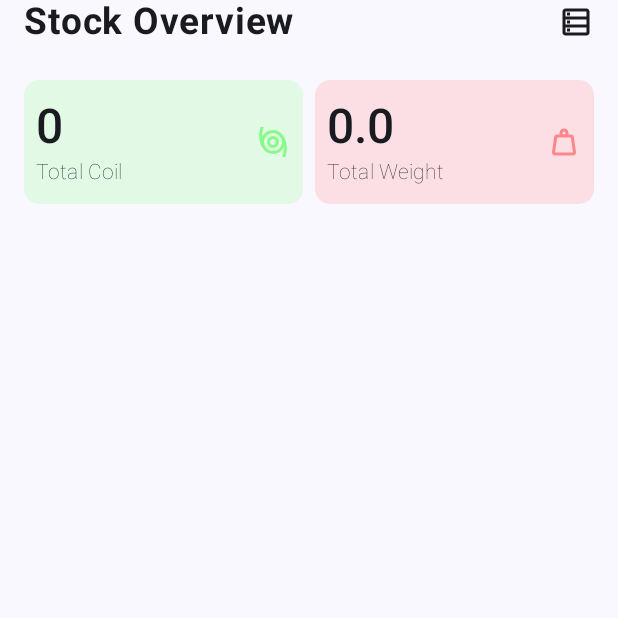
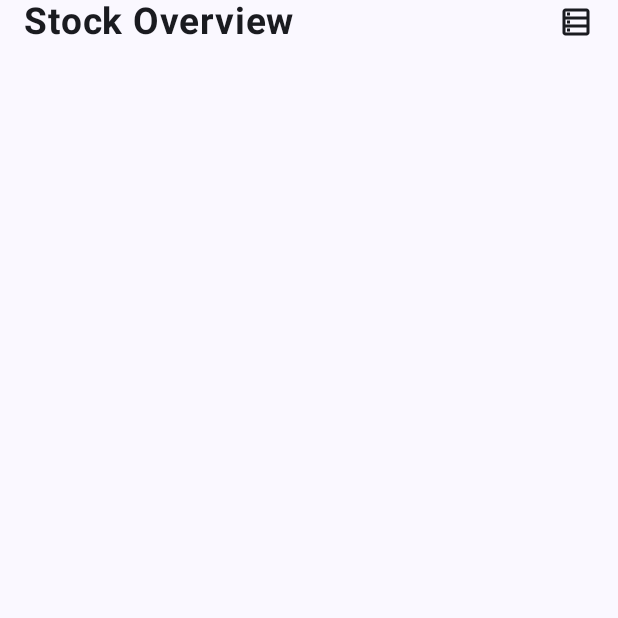
Before and after one commit to imgurujeet/MyFactory-Stock-Management-app, an Android app built with Jetpack Compose: the composable AdminInventoryScreen shown on its own in the app's theme, on a phone screen of 412 x 824 dp, the top half of it. Run offline under Robolectric (Android 15) with nearby library versions, the phone set to English and light mode, and no system bars; our stand-ins replace Dagger/Hilt's generated code, Firebase (no records; nobody signed in at launch, a user with empty details on screens opened directly).

Commit message:
UI fixes ,entries sorted by recent , filter fix in coil entry

```diff
--- a/app/src/main/java/com/factory/myfactory/helper/PipeApproxWeightCalculator.kt
+++ b/app/src/main/java/com/factory/myfactory/helper/PipeApproxWeightCalculator.kt
@@ -35,6 +35,9 @@ fun getApproxPipeWeight(size: String, gauge: String, type: String): Double {
                 "16G" to 11.3, "18G" to 9.0, "20G" to 7.0, "22G" to 6.0,
                 "24G" to 5.0, "26G" to 4.5, "28G" to 3.7
             ),
+//            "2.5\"" to mapOf(
+//
+//            ),
             "3\"" to mapOf(
                 "16G" to 16.5, "18G" to 13.1, "20G" to 10.5, "22G" to 9.0,
                 "24G" to 8.0, "26G" to 6.5, "28G" to 5.6
@@ -69,7 +72,8 @@ fun getApproxPipeWeight(size: String, gauge: String, type: String): Double {
                 "16G" to 11.0, "18G" to 9.0, "20G" to 7.0, "22G" to 6.1,
                 "24G" to 5.2, "26G" to 4.4, "28G" to 3.8
             ),
-            "3\" × 1\"" to mapOf(
+
+            "3 × 1\"" to mapOf(
                 "16G" to 14.5, "18G" to 11.25, "20G" to 8.75, "22G" to 7.5,
                 "24G" to 6.6, "26G" to 5.5, "28G" to 4.6
             ),
--- a/app/src/main/java/com/factory/myfactory/presentation/components/ListViewCard.kt
+++ b/app/src/main/java/com/factory/myfactory/presentation/components/ListViewCard.kt
@@ -173,10 +173,14 @@ fun ListViewCard(
                             style = MaterialTheme.typography.bodySmall,
                             color = MaterialTheme.colorScheme.onSurfaceVariant
                         )
+                        Text(
+                            text = "Added by: ${stockItem.entryUsername}",
+                            style = MaterialTheme.typography.bodySmall,
+                            color = MaterialTheme.colorScheme.onSurfaceVariant
+                        )
                     }
                 }
                 Spacer(modifier = Modifier.weight(1f))
-
 
             }
 
--- a/app/src/main/java/com/factory/myfactory/presentation/screens/admin/AdminInventoryScreen.kt
+++ b/app/src/main/java/com/factory/myfactory/presentation/screens/admin/AdminInventoryScreen.kt
@@ -92,182 +92,182 @@ fun AdminInventoryScreen(navHost: NavHostController ,viewModel: CoilViewModel =
             }
         },
         content = { innerPadding ->
-            Column(
-                modifier = Modifier
-                    .fillMaxSize()
-                    .padding(innerPadding)
-                //.verticalScroll(rememberScrollState())
-            ){
-                Row(
-                    Modifier
-                        .fillMaxWidth()
-                        .padding(horizontal = 16.dp, vertical = 8.dp),
-                    horizontalArrangement = Arrangement.spacedBy(8.dp)
-                ){
-                    Card(
-                        modifier = Modifier
-                            .weight(1f)
-                            .height(if(isLandscape) screenWidth*0.1f else screenHeight * 0.1f),
-                        shape = RoundedCornerShape(10.dp),
-                        colors = CardDefaults.cardColors(
-                            containerColor = Color.Green.copy(alpha = 0.1f)
-                        )
-
-                    ){
-                        Row(
-                            Modifier.fillMaxSize().padding(8.dp),
-                            horizontalArrangement = Arrangement.Center,
-                            verticalAlignment = Alignment.CenterVertically
-                        ) {
-                            Column(
-                                modifier = Modifier
-                                    .weight(1f),
-                                verticalArrangement = Arrangement.Center, // center vertically
-                            ) {
-                                Text(
-                                    text = "${stockList.size}",
-                                    style = MaterialTheme.typography.headlineLarge,
-                                    color = MaterialTheme.colorScheme.onSurface,
-                                    fontWeight = FontWeight.SemiBold
-                                )
-                                Text(
-                                    text = "Total Coil",
-                                    style = MaterialTheme.typography.titleSmall,
-                                    color = MaterialTheme.colorScheme.onSurface,
-                                    fontWeight = FontWeight.Thin
-                                )
-                            }
-
-                            Icon(
-                                painter = painterResource(R.drawable.ic_coil),
-                                contentDescription = "Coil Image",
-                                tint = Color.Green.copy(alpha = 0.4f),
-                            )
-                        }
+//            Column(
+//                modifier = Modifier
+//                    .fillMaxSize()
+//                    .padding(innerPadding)
+//                //.verticalScroll(rememberScrollState())
+//            ){
+//                Row(
+//                    Modifier
+//                        .fillMaxWidth()
+//                        .padding(horizontal = 16.dp, vertical = 8.dp),
+//                    horizontalArrangement = Arrangement.spacedBy(8.dp)
+//                ){
+//                    Card(
+//                        modifier = Modifier
+//                            .weight(1f)
+//                            .height(if(isLandscape) screenWidth*0.1f else screenHeight * 0.1f),
+//                        shape = RoundedCornerShape(10.dp),
+//                        colors = CardDefaults.cardColors(
+//                            containerColor = Color.Green.copy(alpha = 0.1f)
+//                        )
+//
+//                    ){
+//                        Row(
+//                            Modifier.fillMaxSize().padding(8.dp),
+//                            horizontalArrangement = Arrangement.Center,
+//                            verticalAlignment = Alignment.CenterVertically
+//                        ) {
+//                            Column(
+//                                modifier = Modifier
+//                                    .weight(1f),
+//                                verticalArrangement = Arrangement.Center, // center vertically
+//                            ) {
+//                                Text(
+//                                    text = "${stockList.size}",
+//                                    style = MaterialTheme.typography.headlineLarge,
+//                                    color = MaterialTheme.colorScheme.onSurface,
+//                                    fontWeight = FontWeight.SemiBold
+//                                )
+//                                Text(
+//                                    text = "Total Coil",
+//                                    style = MaterialTheme.typography.titleSmall,
+//                                    color = MaterialTheme.colorScheme.onSurface,
+//                                    fontWeight = FontWeight.Thin
+//                                )
+//                            }
+//
+//                            Icon(
+//                                painter = painterResource(R.drawable.ic_coil),
+//                                contentDescription = "Coil Image",
+//                                tint = Color.Green.copy(alpha = 0.4f),
+//                            )
+//                        }
+//
+//
+//
+//
+//                    }
+//                    Card(
+//                        modifier = Modifier
+//                            .weight(1f)
+//                            .height(if(isLandscape) screenWidth*0.1f else screenHeight * 0.1f),
+//                        shape = RoundedCornerShape(10.dp),
+//                        colors = CardDefaults.cardColors(
+//                            containerColor = Color.Red.copy(alpha = 0.1f)
+//                        ),
+//
+//
+//                        ){ Row(
+//                        Modifier.fillMaxSize().padding(8.dp),
+//                        horizontalArrangement = Arrangement.Center,
+//                        verticalAlignment = Alignment.CenterVertically
+//                    ){
+//                        Column(
+//                            modifier = Modifier
+//                                .weight(1f),
+//                            verticalArrangement = Arrangement.Center, // center vertically
+//                            //horizontalAlignment = Alignment.CenterHorizontally // center horizontally
+//                        ){
+//                            Text(
+//                                text = "$totalWeight",
+//                                style = MaterialTheme.typography.headlineLarge,
+//                                color = MaterialTheme.colorScheme.onSurface,
+//                                fontWeight = FontWeight.SemiBold
+//                            )
+//                            Text(
+//                                text = "Total Weight" ,
+//                                style = MaterialTheme.typography.titleSmall,
+//                                color = MaterialTheme.colorScheme.onSurface,
+//                                fontWeight = FontWeight.Thin
+//                            )
+//                        }
+//
+//                        Icon(
+//                            painter = painterResource(R.drawable.ic_weight),
+//                            contentDescription = "Coil Image",
+//                            tint = Color.Red.copy(alpha = 0.4f),
+//                        )
+//
+//                    }
+//
+//
+//                    }
+//
+//                }
+//
+//                if(!tableView) {
+//
+//                    LazyColumn(
+//                        modifier = Modifier.fillMaxSize(),
+//                        contentPadding = PaddingValues(8.dp),
+//                        verticalArrangement = Arrangement.spacedBy(8.dp)
+//                    ) {
+//                        items(stockList) { stockItemWithId ->
+//                            ListViewCard(
+//                                stockItemWithId = stockItemWithId, // actual data
+//                                viewModel = viewModel ,// pass full object (for id on delete)
+//                                navHost = navHost
+//                            )
+//                        }
+//
+//                    }
+//                } else {
+//                    Row(
+//                        modifier = Modifier
+//                            .fillMaxWidth()
+//                            .padding(horizontal = 8.dp, vertical = 4.dp),
+//                        horizontalArrangement = Arrangement.SpaceEvenly,
+//                        verticalAlignment = Alignment.CenterVertically
+//                    ) {
+//                        Text(
+//                            text = "Size",
+//                            style = MaterialTheme.typography.bodyMedium,
+//                            fontWeight = FontWeight.Bold
+//                        )
+//                        Text(
+//                            text = "Gauge",
+//                            style = MaterialTheme.typography.bodyMedium,
+//                            fontWeight = FontWeight.Bold
+//                        )
+//                        Text(
+//                            text = "Grade",
+//                            style = MaterialTheme.typography.bodyMedium,
+//                            fontWeight = FontWeight.Bold
+//                        )
+//                        Text(
+//                            text = "Weight\n"+"(KGs)",
+//                            style = MaterialTheme.typography.bodyMedium,
+//                            fontWeight = FontWeight.Bold
+//                        )
+//                        Text(
+//                            text = "Status",
+//                            style = MaterialTheme.typography.bodyMedium,
+//                            fontWeight = FontWeight.Bold
+//                        )
+//                    }
+//
+//                    LazyColumn(
+//                        modifier = Modifier.fillMaxSize(),
+//                        contentPadding = PaddingValues(vertical = 8.dp),
+//                        verticalArrangement = Arrangement.spacedBy(8.dp)
+//                    ) {
+//                        items(stockList) { stockItemWithId ->
+//                            TableViewCard(
+//                                stockItemWithId = stockItemWithId, // actual data
+//                                viewModel = viewModel ,// pass full object (for id on delete)
+//                                navHost = navHost
+//                            )
+//                        }
+//                    }
+//
+//
+//                }
+//
+//
 
 
-
-
-                    }
-                    Card(
-                        modifier = Modifier
-                            .weight(1f)
-                            .height(if(isLandscape) screenWidth*0.1f else screenHeight * 0.1f),
-                        shape = RoundedCornerShape(10.dp),
-                        colors = CardDefaults.cardColors(
-                            containerColor = Color.Red.copy(alpha = 0.1f)
-                        ),
-
-
-                        ){ Row(
-                        Modifier.fillMaxSize().padding(8.dp),
-                        horizontalArrangement = Arrangement.Center,
-                        verticalAlignment = Alignment.CenterVertically
-                    ){
-                        Column(
-                            modifier = Modifier
-                                .weight(1f),
-                            verticalArrangement = Arrangement.Center, // center vertically
-                            //horizontalAlignment = Alignment.CenterHorizontally // center horizontally
-                        ){
-                            Text(
-                                text = "$totalWeight",
-                                style = MaterialTheme.typography.headlineLarge,
-                                color = MaterialTheme.colorScheme.onSurface,
-                                fontWeight = FontWeight.SemiBold
-                            )
-                            Text(
-                                text = "Total Weight" ,
-                                style = MaterialTheme.typography.titleSmall,
-                                color = MaterialTheme.colorScheme.onSurface,
-                                fontWeight = FontWeight.Thin
-                            )
-                        }
-
-                        Icon(
-                            painter = painterResource(R.drawable.ic_weight),
-                            contentDescription = "Coil Image",
-                            tint = Color.Red.copy(alpha = 0.4f),
-                        )
-
-                    }
-
-
-                    }
-
-                }
-
-                if(!tableView) {
-
-                    LazyColumn(
-                        modifier = Modifier.fillMaxSize(),
-                        contentPadding = PaddingValues(8.dp),
-                        verticalArrangement = Arrangement.spacedBy(8.dp)
-                    ) {
-                        items(stockList) { stockItemWithId ->
-                            ListViewCard(
-                                stockItemWithId = stockItemWithId, // actual data
-                                viewModel = viewModel ,// pass full object (for id on delete)
-                                navHost = navHost
-                            )
-                        }
-
-                    }
-                } else {
-                    Row(
-                        modifier = Modifier
-                            .fillMaxWidth()
-                            .padding(horizontal = 8.dp, vertical = 4.dp),
-                        horizontalArrangement = Arrangement.SpaceEvenly,
-                        verticalAlignment = Alignment.CenterVertically
-                    ) {
-                        Text(
-                            text = "Size",
-                            style = MaterialTheme.typography.bodyMedium,
-                            fontWeight = FontWeight.Bold
-                        )
-                        Text(
-                            text = "Gauge",
-                            style = MaterialTheme.typography.bodyMedium,
-                            fontWeight = FontWeight.Bold
-                        )
-                        Text(
-                            text = "Grade",
-                            style = MaterialTheme.typography.bodyMedium,
-                            fontWeight = FontWeight.Bold
-                        )
-                        Text(
-                            text = "Weight\n"+"(KGs)",
-                            style = MaterialTheme.typography.bodyMedium,
-                            fontWeight = FontWeight.Bold
-                        )
-                        Text(
-                            text = "Status",
-                            style = MaterialTheme.typography.bodyMedium,
-                            fontWeight = FontWeight.Bold
-                        )
-                    }
-
-                    LazyColumn(
-                        modifier = Modifier.fillMaxSize(),
-                        contentPadding = PaddingValues(vertical = 8.dp),
-                        verticalArrangement = Arrangement.spacedBy(8.dp)
-                    ) {
-                        items(stockList) { stockItemWithId ->
-                            TableViewCard(
-                                stockItemWithId = stockItemWithId, // actual data
-                                viewModel = viewModel ,// pass full object (for id on delete)
-                                navHost = navHost
-                            )
-                        }
-                    }
-
-
-                }
-
-
-
-            }
 
         }
     )
--- a/app/src/main/java/com/factory/myfactory/presentation/screens/pipe/PipeEntryScreen.kt
+++ b/app/src/main/java/com/factory/myfactory/presentation/screens/pipe/PipeEntryScreen.kt
@@ -231,7 +231,7 @@ fun PipeEntryScreen(navHost: NavHostController,onBack : () -> Unit,viewModel: Pi
                     options = pipeOptions,
                     selectedOption = pipeSize,
                     onOptionSelected = {pipeSize=it},
-                    modifier = Modifier.weight(1.5f).padding(bottom = 10.dp, end = 10.dp)
+                    modifier = Modifier.weight(1f).padding(bottom = 10.dp, end = 10.dp)
 
                 )
                 val coilOptions = getCoilSizeOptions(pipeType,pipeSize)
@@ -303,7 +303,7 @@ fun PipeEntryScreen(navHost: NavHostController,onBack : () -> Unit,viewModel: Pi
                             scrapWeight = input
                         }
                     },
-                    label = { Text("Scrap(in Kgs)") },
+                    label = { Text("Scrap(Kgs)") },
                     modifier = Modifier.fillMaxWidth().weight(1f),
                     keyboardOptions = KeyboardOptions.Default.copy(
                         keyboardType = KeyboardType.Phone
@@ -321,7 +321,7 @@ fun PipeEntryScreen(navHost: NavHostController,onBack : () -> Unit,viewModel: Pi
                             cutPieceWeight = input
                         }
                     },
-                    label = { Text("CutPiece(in Kgs)") },
+                    label = { Text("CutPcs.(Kgs)") },
                     modifier = Modifier.fillMaxWidth().weight(1f),
                     keyboardOptions = KeyboardOptions.Default.copy(
                         keyboardType = KeyboardType.Phone
--- a/app/src/main/java/com/factory/myfactory/presentation/screens/pipeoutflow/PipeOutflowScreen.kt
+++ b/app/src/main/java/com/factory/myfactory/presentation/screens/pipeoutflow/PipeOutflowScreen.kt
@@ -214,7 +214,7 @@ fun PipeOutflowScreen(navHost: NavHostController,onBack: () -> Unit,viewModel: P
                     options = pipeOptions,
                     selectedOption = pipeSize,
                     onOptionSelected = { pipeSize = it },
-                    modifier = Modifier.weight(1.5f).padding(bottom = 10.dp, end = 10.dp)
+                    modifier = Modifier.weight(1f).padding(bottom = 10.dp, end = 10.dp)
 
                 )
                 val coilOptions = getCoilSizeOptions(pipeType, pipeSize)
--- a/app/src/main/java/com/factory/myfactory/presentation/screens/scrap/ScrapCutPieceOutFlowScreen.kt
+++ b/app/src/main/java/com/factory/myfactory/presentation/screens/scrap/ScrapCutPieceOutFlowScreen.kt
@@ -166,7 +166,7 @@ fun ScrapCutPieceOutFlowScreen(navHost: NavHostController,onBack : () -> Unit,vi
                             scrapWeight = input
                         }
                     },
-                    label = { Text("Scrap(in Kgs)") },
+                    label = { Text("Scrap(Kgs)") },
                     modifier = Modifier.fillMaxWidth().weight(1f),
                     keyboardOptions = KeyboardOptions.Default.copy(
                         keyboardType = KeyboardType.Phone
@@ -184,7 +184,7 @@ fun ScrapCutPieceOutFlowScreen(navHost: NavHostController,onBack : () -> Unit,vi
                             cutPieceWeight = input
                         }
                     },
-                    label = { Text("CutPiece(in Kgs)") },
+                    label = { Text("CutPcs.(Kgs)") },
                     modifier = Modifier.fillMaxWidth().weight(1f),
                     keyboardOptions = KeyboardOptions.Default.copy(
                         keyboardType = KeyboardType.Phone
```
Also changed, not shown: app/src/main/java/com/factory/myfactory/data/repositories/AuthRepository.kt (+0 -35 lines), app/src/main/java/com/factory/myfactory/presentation/screens/admin/AdminDashboardScreen.kt (+29 -25 lines), app/src/main/java/com/factory/myfactory/presentation/screens/coil/CoilEntryScreen.kt (+3 -5 lines), app/src/main/java/com/factory/myfactory/presentation/screens/coil/CoilInventory.kt (+10 -1 lines).
